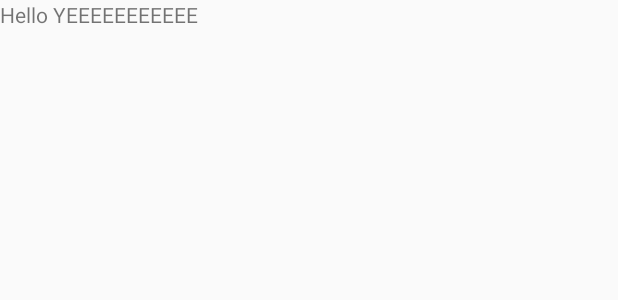
After one commit to Eyal210103/meet_app, an Android app: the layout group_info_fragment.xml on its own in the app's theme, with its tools: preview values and no code run, on a phone screen of 412 x 824 dp. The commit adds this screen. Shown: the top 300 px of the screen. Run offline under Robolectric (Android 15) with nearby library versions, the phone set to English and light mode, and no system bars.

Commit message:
bottom nav with nav comp

```diff
--- /dev/null
+++ b/app/src/main/res/layout/group_info_fragment.xml
@@ -0,0 +1,13 @@
+<?xml version="1.0" encoding="utf-8"?>
+<FrameLayout xmlns:android="http://schemas.android.com/apk/res/android"
+    xmlns:tools="http://schemas.android.com/tools"
+    android:layout_width="match_parent"
+    android:layout_height="match_parent"
+    tools:context=".groupInfo.groupInfoFragment">
+
+    <TextView
+        android:layout_width="match_parent"
+        android:layout_height="match_parent"
+        android:text="Hello YEEEEEEEEEEE" />
+
+</FrameLayout>
--- a/app/src/main/res/menu/bottom_nav_menu.xml
+++ b/app/src/main/res/menu/bottom_nav_menu.xml
@@ -3,15 +3,16 @@
     xmlns:app="http://schemas.android.com/apk/res-auto">
 
     <item
-        android:id="@+id/nav_home"
+        android:id="@+id/homeFragment"
         android:enabled="true"
         android:visible="true"
         android:title="@string/home"
+        android:iconTint="@color/colorAccent"
         app:cnb_iconColor="@color/colorAccent"
         android:icon="@drawable/home" />
 
     <item
-        android:id="@+id/nav_groups"
+        android:id="@+id/groupInfoFragment"
         android:enabled="true"
         android:title="Groups"
         android:icon="@drawable/groupsicon"
```
Also changed, not shown: app/src/main/java/com/example/meetapp/MainActivity.java (+8 -9 lines), app/src/main/java/com/example/meetapp/groupInfo/GroupInfoViewModel.java (added, +7 -0 lines), app/src/main/java/com/example/meetapp/groupInfo/groupInfoFragment.java (added, +38 -0 lines), app/src/main/res/layout/activity_main.xml (+8 -7 lines), app/src/main/res/navigation/nav_graph.xml (+14 -1 lines).
